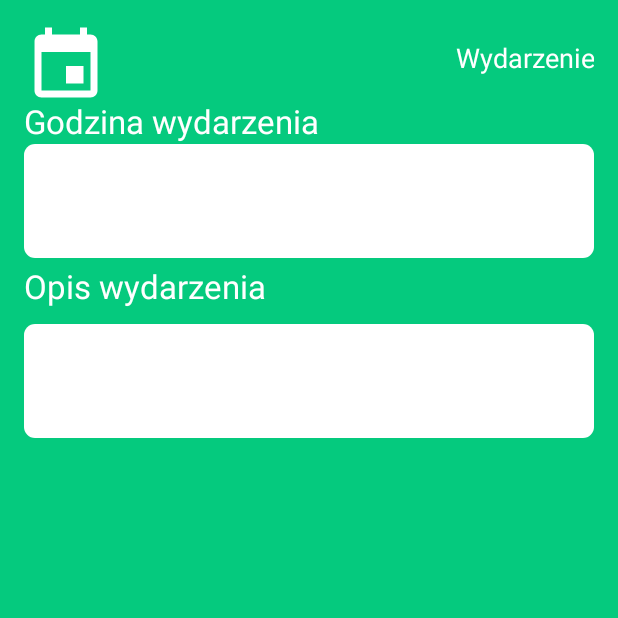
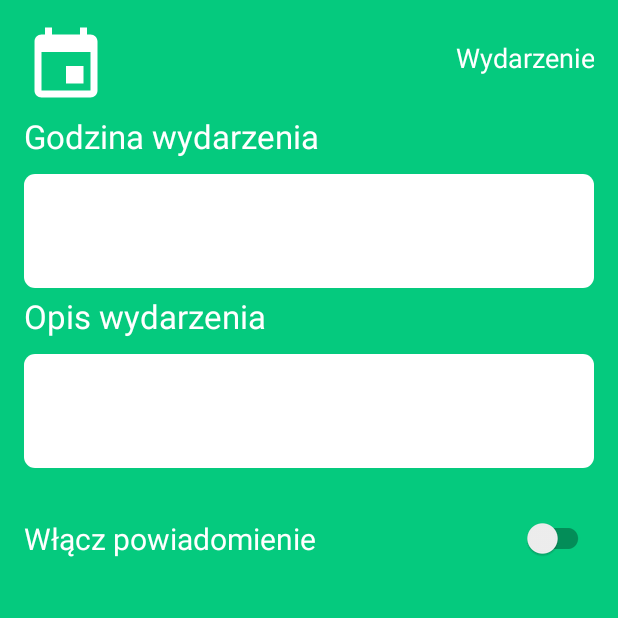
Before and after one commit to miloszg/medBase, an Android app: the EventActivity screen opened directly, with no data from a screen before it, on a phone screen of 412 x 824 dp, the top half of it. Run offline under Robolectric (Android 15) with nearby library versions, the phone set to English and light mode, and no system bars; 3 statements that could not run were skipped.

Commit message:
added notification to events and couple fixes

```diff
--- a/app/src/main/java/pl/milosz/medbase/Alerts/NotificationReceiver.java
+++ b/app/src/main/java/pl/milosz/medbase/Alerts/NotificationReceiver.java
@@ -19,9 +19,12 @@ import pl.milosz.medbase.R;
 import static pl.milosz.medbase.Alerts.CreateChannel.CHANNEL_1_ID;
 
 public class NotificationReceiver extends BroadcastReceiver {
+
+    String notText;
     @Override
     public void onReceive(Context context, Intent intent) {
         Toast.makeText(context, "alert", Toast.LENGTH_SHORT).show();
+        notText=intent.getExtras().getString("text"," powiadomienie");
         sendNotification(context);
     }
     private void sendNotification(Context context) {
@@ -31,11 +34,12 @@ public class NotificationReceiver extends BroadcastReceiver {
         Intent activityIntent = new Intent(context, MainActivity.class);
         PendingIntent contentIntent = PendingIntent.getActivity(context,
                 0, activityIntent, 0);
+        //String notText=
 
         Notification notification = new NotificationCompat.Builder(context, CHANNEL_1_ID)
                 .setSmallIcon(R.drawable.ic_meds)
                 .setContentTitle("Twoje Powiadomienie")
-                .setContentText(AlertsActivity.notificationStringText)
+                .setContentText(notText)
                 .setColor(Color.GREEN)
                 .setSound(defaultSound)
                 .setGroup("example")
--- a/app/src/main/res/layout/calendar_event_dialog.xml
+++ b/app/src/main/res/layout/calendar_event_dialog.xml
@@ -32,7 +32,7 @@
         android:layout_height="wrap_content"
         android:layout_alignParentTop="true"
         android:layout_centerHorizontal="true"
-        android:layout_marginTop="50dp"
+        android:layout_marginTop="60dp"
         android:text="Godzina wydarzenia"
         android:textAlignment="gravity"
         android:textColor="@android:color/white"
@@ -43,7 +43,7 @@
         android:layout_height="wrap_content"
         android:layout_alignParentTop="true"
         android:layout_centerHorizontal="true"
-        android:layout_marginTop="80dp"
+        android:layout_marginTop="100dp"
         android:layout_below="@id/timeText"
         android:background="@drawable/customshape"
         android:padding="16dp">
@@ -57,7 +57,6 @@
             android:layout_marginTop="14dp"
             android:layout_marginEnd="1dp"
             android:background="@android:color/transparent"
-
             android:padding="5dp" />
     </RelativeLayout>
 
@@ -68,7 +67,7 @@
         android:layout_height="wrap_content"
         android:layout_alignParentTop="true"
         android:layout_centerHorizontal="true"
-        android:layout_marginTop="160dp"
+        android:layout_marginTop="180dp"
         android:text="Opis wydarzenia"
         android:textAlignment="gravity"
         android:textColor="@android:color/white"
@@ -80,8 +79,7 @@
         android:layout_height="wrap_content"
         android:layout_alignParentTop="true"
         android:layout_centerHorizontal="true"
-        android:layout_marginTop="200dp"
-
+        android:layout_marginTop="220dp"
         android:background="@drawable/customshape"
         android:padding="16dp">
 
@@ -94,7 +92,16 @@
             android:layout_marginTop="14dp"
             android:layout_marginEnd="1dp"
             android:background="@android:color/transparent"
-
             android:padding="5dp" />
     </RelativeLayout>
+
+    <androidx.appcompat.widget.SwitchCompat
+        android:text="Włącz powiadomienie"
+        android:textSize="20sp"
+        android:textColor="@android:color/white"
+        android:id="@+id/eventSwitch"
+        android:layout_marginTop="120dp"
+        android:layout_below="@id/descriptionText"
+        android:layout_width="match_parent"
+        android:layout_height="wrap_content"/>
 </RelativeLayout>
```
Also changed, not shown: app/src/main/java/pl/milosz/medbase/Alerts/AlertsActivity.java (+7 -3 lines), app/src/main/java/pl/milosz/medbase/CalendarView/CalendarActivity.java (+11 -12 lines), app/src/main/java/pl/milosz/medbase/CalendarView/EventActivity.java (+28 -3 lines), app/src/main/java/pl/milosz/medbase/CalendarView/Events.java (+11 -1 lines).
